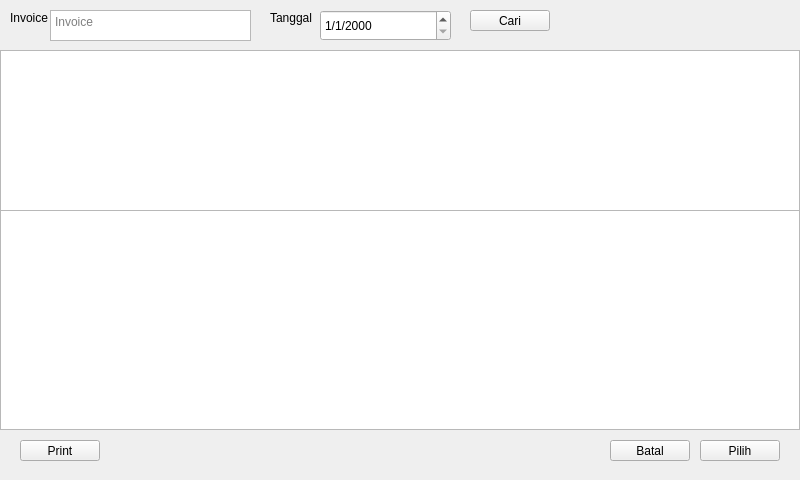
Qt form src/orderwindow.ui (almanalfaruq/alfarpos-desktop) before a commit.
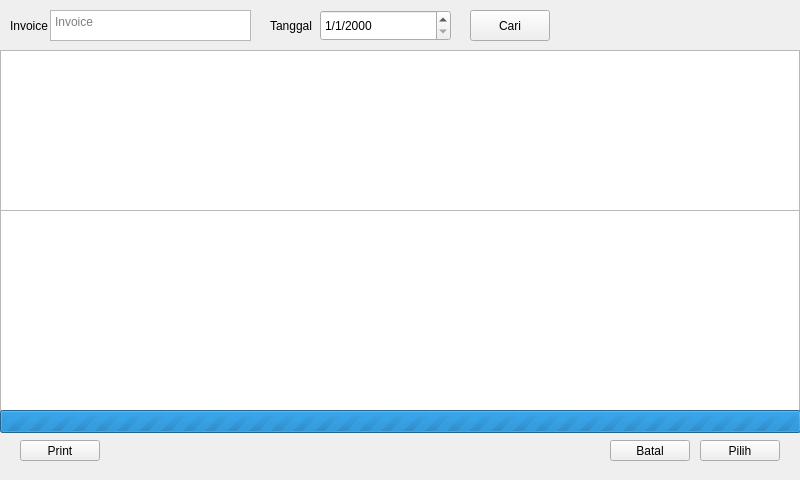
The same form after that commit. Custom widgets are drawn as their Qt base class.

The edit to the form file:
```diff
--- a/src/orderwindow.ui
+++ b/src/orderwindow.ui
@@ -35,9 +35,15 @@
      <x>0</x>
      <y>210</y>
      <width>800</width>
-     <height>220</height>
+     <height>201</height>
     </rect>
    </property>
+   <property name="verticalScrollBarPolicy">
+    <enum>Qt::ScrollBarAsNeeded</enum>
+   </property>
+   <property name="horizontalScrollBarPolicy">
+    <enum>Qt::ScrollBarAlwaysOff</enum>
+   </property>
    <property name="editTriggers">
     <set>QAbstractItemView::NoEditTriggers</set>
    </property>
@@ -90,7 +96,7 @@
      <x>10</x>
      <y>10</y>
      <width>47</width>
-     <height>16</height>
+     <height>31</height>
     </rect>
    </property>
    <property name="text">
@@ -122,7 +128,7 @@
      <x>270</x>
      <y>10</y>
      <width>47</width>
-     <height>16</height>
+     <height>31</height>
     </rect>
    </property>
    <property name="text">
@@ -148,13 +154,32 @@
      <x>470</x>
      <y>10</y>
      <width>80</width>
-     <height>21</height>
+     <height>31</height>
     </rect>
    </property>
    <property name="text">
     <string>Cari</string>
    </property>
   </widget>
+  <widget class="QProgressBar" name="pbWait">
+   <property name="geometry">
+    <rect>
+     <x>0</x>
+     <y>410</y>
+     <width>801</width>
+     <height>23</height>
+    </rect>
+   </property>
+   <property name="maximum">
+    <number>0</number>
+   </property>
+   <property name="value">
+    <number>-1</number>
+   </property>
+   <property name="format">
+    <string>Sedang mengambil data...</string>
+   </property>
+  </widget>
  </widget>
  <customwidgets>
   <customwidget>
```
Left out of the diff: 3 changed lines with no effect on the pictures.
